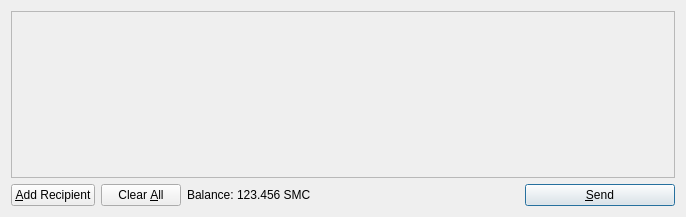
The window that src/qt/forms/sendcoinsdialog.ui (moneybakery/branch-master) describes before a commit, drawn with Qt 5.
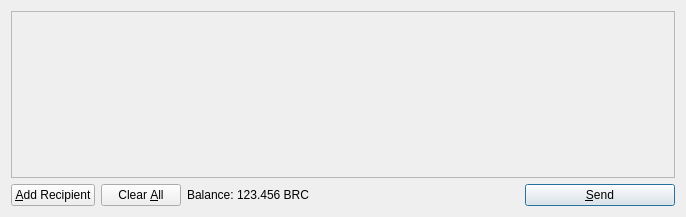
The same window after the commit. Icons and pictures are not drawn.

What changed in the file:
```diff
--- a/src/qt/forms/sendcoinsdialog.ui
+++ b/src/qt/forms/sendcoinsdialog.ui
@@ -119,7 +119,7 @@
           <cursorShape>IBeamCursor</cursorShape>
          </property>
          <property name="text">
-          <string>123.456 SMC</string>
+          <string>123.456 BRC</string>
          </property>
          <property name="textInteractionFlags">
           <set>Qt::LinksAccessibleByMouse|Qt::TextSelectableByKeyboard|Qt::TextSelectableByMouse</set>
```
